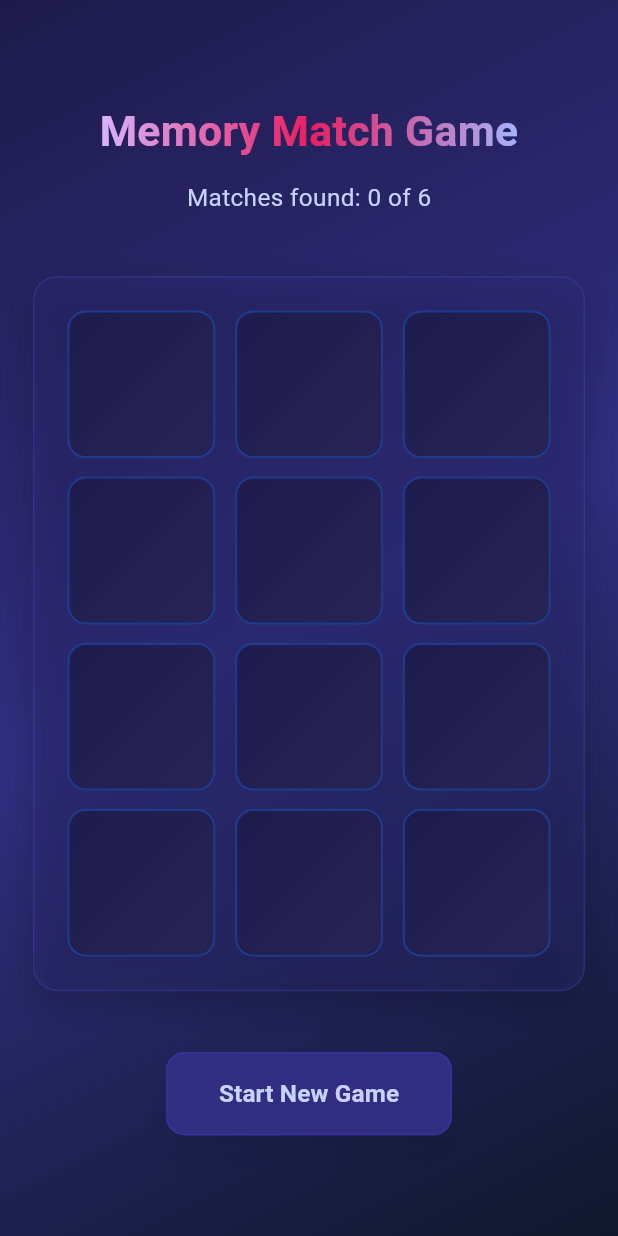
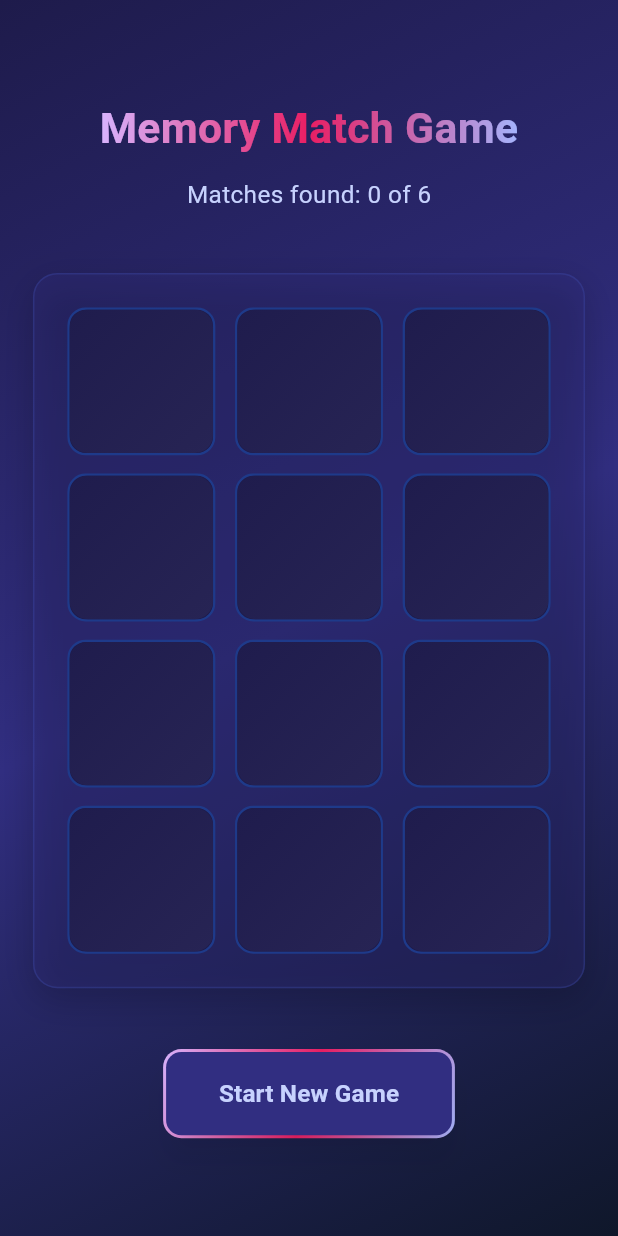
Before and after one commit to AnishHazra/KidsMemoryGame, a Flutter app: the screen it shows after launch, on a phone screen of 412 x 824 dp. Run offline on Flutter 3.47's test engine with Material 3 defaults, Android fonts, the phone set to English and light mode, and no system bars; our stand-ins replace equatable, flutter_bloc, flutter_screenutil.

Commit message:
Fixed start button

```diff
--- a/lib/components/reset_button.dart
+++ /dev/null
@@ -1,37 +0,0 @@
-import 'package:flutter/material.dart';
-import 'package:flutter_bloc/flutter_bloc.dart';
-import 'package:flutter_screenutil/flutter_screenutil.dart';
-import 'package:kinds_memory_game/domain/bloc/memory_game_bloc/memory_game_bloc.dart';
-import 'package:kinds_memory_game/domain/bloc/memory_game_bloc/memory_game_event.dart';
-
-class ResetButton extends StatelessWidget {
-  const ResetButton({super.key});
-
-  @override
-  Widget build(BuildContext context) {
-    return AnimatedContainer(
-      duration: const Duration(milliseconds: 300),
-      child: ElevatedButton(
-        onPressed: () => context.read<MemoryGameBloc>().add(ResetGameEvent()),
-        style: ElevatedButton.styleFrom(
-          backgroundColor: const Color(0xFF312E81),
-          foregroundColor: const Color(0xFFC7D2FE),
-          side: const BorderSide(color: Color(0xFF3730A3)),
-          padding: EdgeInsets.symmetric(horizontal: 32.w, vertical: 16.h),
-          shape: RoundedRectangleBorder(
-            borderRadius: BorderRadius.circular(12.r),
-          ),
-          elevation: 8,
-          shadowColor: Colors.black.withOpacity(0.3),
-        ),
-        child: Text(
-          'Start New Game',
-          style: TextStyle(
-            fontSize: 16.sp,
-            fontWeight: FontWeight.w600,
-          ),
-        ),
-      ),
-    );
-  }
-}
--- /dev/null
+++ b/lib/components/start_button.dart
@@ -0,0 +1,51 @@
+import 'package:flutter/material.dart';
+import 'package:flutter_bloc/flutter_bloc.dart';
+import 'package:flutter_screenutil/flutter_screenutil.dart';
+import 'package:kinds_memory_game/domain/bloc/memory_game_bloc/memory_game_bloc.dart';
+import 'package:kinds_memory_game/domain/bloc/memory_game_bloc/memory_game_event.dart';
+
+class StartButton extends StatelessWidget {
+  const StartButton({super.key});
+
+  @override
+  Widget build(BuildContext context) {
+    return AnimatedContainer(
+      duration: const Duration(milliseconds: 300),
+      child: Container(
+        decoration: BoxDecoration(
+          gradient: const LinearGradient(
+            colors: [
+              Color(0xFFD8B4FE),
+              Colors.pink,
+              Color(0xFFA5B4FC),
+            ],
+            begin: Alignment.topLeft,
+            end: Alignment.bottomRight,
+          ),
+          borderRadius: BorderRadius.circular(12.r),
+        ),
+        padding: const EdgeInsets.all(2),
+        child: ElevatedButton(
+          onPressed: () => context.read<MemoryGameBloc>().add(ResetGameEvent()),
+          style: ElevatedButton.styleFrom(
+            backgroundColor: const Color(0xFF312E81),
+            foregroundColor: const Color(0xFFC7D2FE),
+            padding: EdgeInsets.symmetric(horizontal: 32.w, vertical: 16.h),
+            shape: RoundedRectangleBorder(
+              borderRadius: BorderRadius.circular(10.r),
+            ),
+            elevation: 8,
+            shadowColor: Colors.black.withOpacity(0.3),
+          ),
+          child: Text(
+            'Start New Game',
+            style: TextStyle(
+              fontSize: 16.sp,
+              fontWeight: FontWeight.w600,
+            ),
+          ),
+        ),
+      ),
+    );
+  }
+}
--- a/lib/presentation/home/view/memory_game_view.dart
+++ b/lib/presentation/home/view/memory_game_view.dart
@@ -1,7 +1,7 @@
 import 'package:flutter/material.dart';
 import 'package:flutter_bloc/flutter_bloc.dart';
 import 'package:flutter_screenutil/flutter_screenutil.dart';
-import 'package:kinds_memory_game/components/reset_button.dart';
+import 'package:kinds_memory_game/components/start_button.dart';
 import 'package:kinds_memory_game/domain/bloc/memory_game_bloc/memory_game_bloc.dart';
 import 'package:kinds_memory_game/domain/bloc/memory_game_bloc/memory_game_state.dart';
 import 'package:kinds_memory_game/presentation/home/view/game_grid_view.dart';
@@ -40,7 +40,7 @@ class MemoryGameView extends StatelessWidget {
                       SizedBox(height: 40.h),
                       GameGridView(state: state),
                       SizedBox(height: 40.h),
-                      const ResetButton(),
+                      const StartButton(),
                       if (state.isGameCompleted) const WinAnimationView(),
                     ],
                   ),
```
